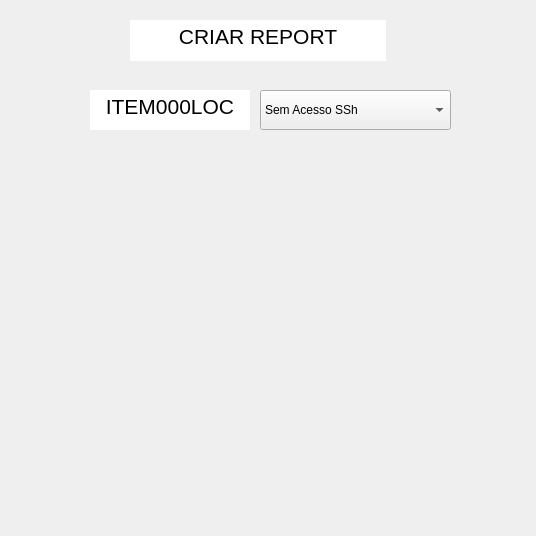
Before: the Qt Designer form report_window.ui in zMatheus222/AZReports, drawn with Qt 5.
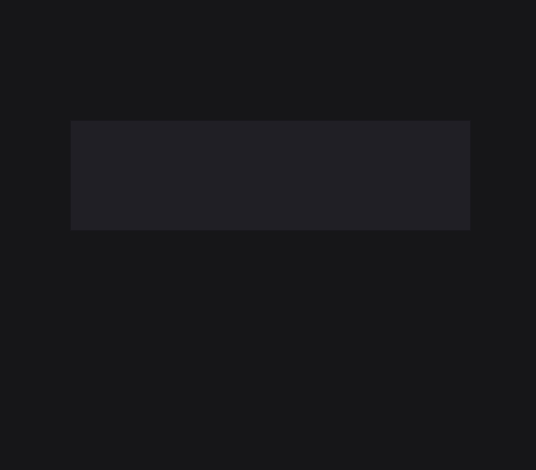
After: the same form once the commit is applied.

Patch:
```diff
--- a/report_window.ui
+++ b/report_window.ui
@@ -7,77 +7,61 @@
     <x>0</x>
     <y>0</y>
     <width>536</width>
-    <height>536</height>
+    <height>470</height>
    </rect>
   </property>
   <property name="windowTitle">
    <string>Form</string>
   </property>
-  <widget class="QTextBrowser" name="textBrowser">
+  <property name="styleSheet">
+   <string notr="true">background-color: rgb(22, 22, 24);</string>
+  </property>
+  <widget class="QTextBrowser" name="header_txt_browser2">
    <property name="geometry">
     <rect>
-     <x>130</x>
-     <y>20</y>
-     <width>256</width>
-     <height>41</height>
+     <x>64</x>
+     <y>30</y>
+     <width>393</width>
+     <height>51</height>
     </rect>
    </property>
-   <property name="frameShape">
-    <enum>QFrame::NoFrame</enum>
+   <property name="font">
+    <font>
+     <family>Poppins SemiBold</family>
+     <pointsize>14</pointsize>
+     <italic>false</italic>
+     <bold>true</bold>
+    </font>
    </property>
-   <property name="html">
-    <string>&lt;!DOCTYPE HTML PUBLIC &quot;-//W3C//DTD HTML 4.0//EN&quot; &quot;http://www.w3.org/TR/REC-html40/strict.dtd&quot;&gt;
-&lt;html&gt;&lt;head&gt;&lt;meta name=&quot;qrichtext&quot; content=&quot;1&quot; /&gt;&lt;meta charset=&quot;utf-8&quot; /&gt;&lt;style type=&quot;text/css&quot;&gt;
-p, li { white-space: pre-wrap; }
-hr { height: 1px; border-width: 0; }
-li.unchecked::marker { content: &quot;\2610&quot;; }
-li.checked::marker { content: &quot;\2612&quot;; }
-&lt;/style&gt;&lt;/head&gt;&lt;body style=&quot; font-family:'Segoe UI'; font-size:9pt; font-weight:400; font-style:normal;&quot;&gt;
-&lt;p align=&quot;center&quot; style=&quot; margin-top:0px; margin-bottom:0px; margin-left:0px; margin-right:0px; -qt-block-indent:0; text-indent:0px;&quot;&gt;&lt;span style=&quot; font-size:16pt;&quot;&gt;CRIAR REPORT&lt;/span&gt;&lt;/p&gt;&lt;/body&gt;&lt;/html&gt;</string>
+   <property name="styleSheet">
+    <string notr="true">font: 600 14pt &quot;Poppins SemiBold&quot;;
+color: rgb(95, 15, 255);</string>
    </property>
-  </widget>
-  <widget class="QTextBrowser" name="textBrowser_2">
-   <property name="geometry">
-    <rect>
-     <x>90</x>
-     <y>90</y>
-     <width>160</width>
-     <height>40</height>
-    </rect>
-   </property>
    <property name="frameShape">
     <enum>QFrame::NoFrame</enum>
    </property>
-   <property name="html">
-    <string>&lt;!DOCTYPE HTML PUBLIC &quot;-//W3C//DTD HTML 4.0//EN&quot; &quot;http://www.w3.org/TR/REC-html40/strict.dtd&quot;&gt;
-&lt;html&gt;&lt;head&gt;&lt;meta name=&quot;qrichtext&quot; content=&quot;1&quot; /&gt;&lt;meta charset=&quot;utf-8&quot; /&gt;&lt;style type=&quot;text/css&quot;&gt;
-p, li { white-space: pre-wrap; }
-hr { height: 1px; border-width: 0; }
-li.unchecked::marker { content: &quot;\2610&quot;; }
-li.checked::marker { content: &quot;\2612&quot;; }
-&lt;/style&gt;&lt;/head&gt;&lt;body style=&quot; font-family:'Segoe UI'; font-size:9pt; font-weight:400; font-style:normal;&quot;&gt;
-&lt;p align=&quot;center&quot; style=&quot; margin-top:0px; margin-bottom:0px; margin-left:0px; margin-right:0px; -qt-block-indent:0; text-indent:0px;&quot;&gt;&lt;span style=&quot; font-size:16pt;&quot;&gt;ITEM000LOC&lt;/span&gt;&lt;/p&gt;&lt;/body&gt;&lt;/html&gt;</string>
+   <property name="frameShadow">
+    <enum>QFrame::Sunken</enum>
    </property>
+   <property name="lineWrapMode">
+    <enum>QTextEdit::WidgetWidth</enum>
+   </property>
   </widget>
-  <widget class="QComboBox" name="comboBox">
+  <widget class="QTextBrowser" name="txtb_item2">
    <property name="geometry">
     <rect>
-     <x>260</x>
-     <y>90</y>
-     <width>191</width>
-     <height>40</height>
+     <x>70</x>
+     <y>120</y>
+     <width>401</width>
+     <height>111</height>
     </rect>
    </property>
-   <item>
-    <property name="text">
-     <string>Sem Acesso SSh</string>
-    </property>
-   </item>
-   <item>
-    <property name="text">
-     <string>Ambiente normalizado</string>
-    </property>
-   </item>
+   <property name="styleSheet">
+    <string notr="true">font: 500 9pt &quot;Poppins&quot;;
+color: rgb(255, 255, 255);
+background-color: rgb(32, 31, 37);
+selection-background-color: rgb(255, 170, 0);</string>
+   </property>
   </widget>
  </widget>
  <resources/>
```
Left out of the diff: 4 changed lines with no effect on the pictures.
